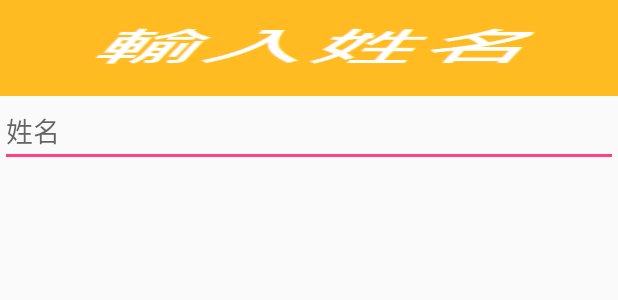
After one commit to DyslexiaS/ART, an Android app: the layout filedialog.xml on its own in the app's theme, with its tools: preview values and no code run, on a phone screen of 412 x 824 dp. The commit adds this screen. Shown: the top 300 px of the screen. Run offline under Robolectric (Android 15) with nearby library versions, the phone set to English and light mode, and no system bars.

Commit message:
upload file add name complete

```diff
--- /dev/null
+++ b/app/src/main/res/layout/filedialog.xml
@@ -0,0 +1,31 @@
+<?xml version="1.0" encoding="utf-8"?>
+<android.support.constraint.ConstraintLayout
+    xmlns:android="http://schemas.android.com/apk/res/android"
+    xmlns:tools="http://schemas.android.com/tools"
+    android:layout_width="match_parent"
+    android:layout_height="match_parent">
+
+    <LinearLayout
+        android:layout_width="match_parent"
+        android:layout_height="match_parent"
+        android:orientation="vertical">
+
+        <ImageView
+            android:layout_width="match_parent"
+            android:layout_height="64dp"
+            android:background="#FFFFBB33"
+            android:contentDescription="@string/app_name"
+            android:scaleType="fitXY"
+            android:src="@drawable/name" />
+
+        <EditText
+            android:id="@+id/username"
+            android:layout_width="match_parent"
+            android:layout_height="47dp"
+            android:hint="姓名"
+            android:inputType="text"
+            tools:layout_editor_absoluteX="0dp"
+            tools:layout_editor_absoluteY="64dp" />
+    </LinearLayout>
+
+</android.support.constraint.ConstraintLayout>
```
Also changed, not shown: app/src/main/java/com/example/dyslexia/art/fileupdate.java (+112 -1 lines), app/src/main/res/layout/activity_fileupdate.xml (+58 -0 lines), app/src/main/res/drawable/name.png (added).
